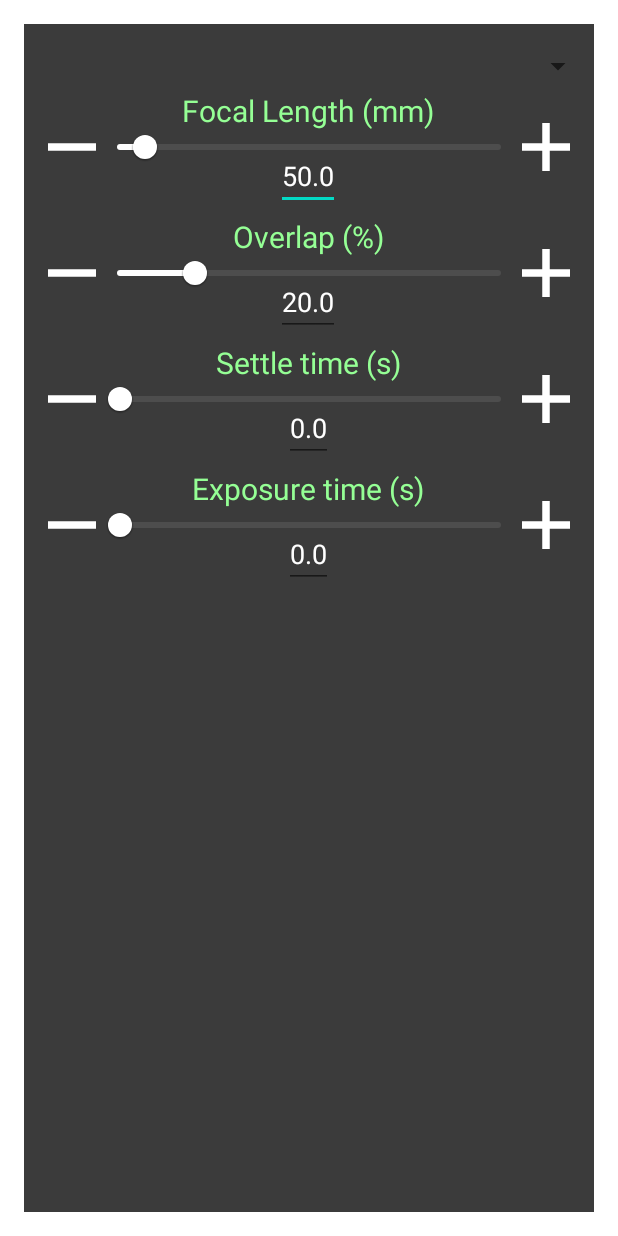
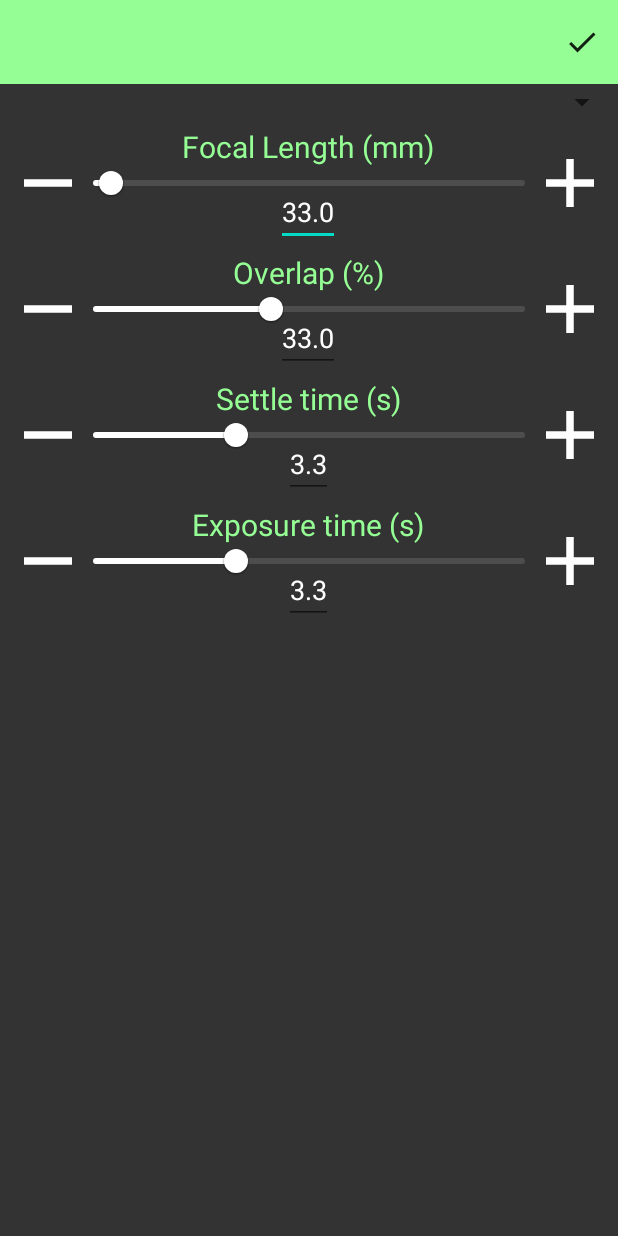
Before and after one commit to karl-johnson/panotroller, an Android app: the layout activity_pano_settings.xml on its own in the app's theme, with its tools: preview values and no code run, on a phone screen of 412 x 824 dp. Run offline under Robolectric (Android 15) with nearby library versions, the phone set to English and light mode, and no system bars.

Commit message:
Settings activity implemented - technically usable

```diff
--- a/android/app/src/main/AndroidManifest.xml
+++ b/android/app/src/main/AndroidManifest.xml
@@ -14,9 +14,11 @@
             android:name=".AcquisitionService"
             android:enabled="true"
             android:exported="true"/>
-
         <activity
             android:name=".ActivityPanoAcquisition"
+            android:screenOrientation="portrait" />
+        <activity
+            android:name=".ActivityPanoramaSettings"
             android:screenOrientation="portrait" />
         <activity
             android:name=".ActivityPanoSetup"
@@ -29,7 +31,6 @@
         <activity android:name=".ActivityMain">
             <intent-filter>
                 <action android:name="android.intent.action.MAIN" />
-
                 <category android:name="android.intent.category.LAUNCHER" />
             </intent-filter>
         </activity>
--- a/android/app/src/main/java/com/example/panotroller/SliderSettingsModule.java
+++ b/android/app/src/main/java/com/example/panotroller/SliderSettingsModule.java
@@ -107,7 +107,7 @@ public class SliderSettingsModule extends ConstraintLayout {
         return false;
     }
 
-    private void setValueTo(float newVal) {
+    public void setValueTo(float newVal) {
         // sets slider value and text, with checks + rounding to step size
         float roundedNewVal = roundToNearest(newVal, slider.getStepSize());
         if(roundedNewVal >= slider.getValueFrom() && roundedNewVal <= slider.getValueTo()) {
--- /dev/null
+++ b/android/app/src/main/res/drawable/ic_baseline_check_24.xml
@@ -0,0 +1,5 @@
+<vector android:height="24dp" android:tint="?attr/colorControlNormal"
+    android:viewportHeight="24" android:viewportWidth="24"
+    android:width="24dp" xmlns:android="http://schemas.android.com/apk/res/android">
+    <path android:fillColor="@android:color/white" android:pathData="M9,16.17L4.83,12l-1.42,1.41L9,19 21,7l-1.41,-1.41z"/>
+</vector>
--- a/android/app/src/main/res/layout/dialog_pano_settings.xml
+++ b/android/app/src/main/res/layout/activity_pano_settings.xml
@@ -4,21 +4,31 @@
     xmlns:tools="http://schemas.android.com/tools"
     android:layout_width="match_parent"
     android:layout_height="match_parent"
-    android:layout_margin="16dp"
-    android:background="#F4333333"
+    android:background="@color/grey_bkd"
     android:orientation="vertical"
     android:showDividers="none">
 
+
+    <androidx.appcompat.widget.Toolbar
+        android:id="@+id/pano_settings_toolbar"
+        android:layout_width="match_parent"
+        android:layout_height="wrap_content"
+        android:background="?attr/colorPrimary"
+        android:minHeight="?attr/actionBarSize"
+        android:theme="?attr/actionBarTheme"
+        app:layout_constraintEnd_toEndOf="parent"
+        app:layout_constraintStart_toStartOf="parent"
+        app:layout_constraintTop_toTopOf="parent"
+        app:menu="@menu/pano_settings_toolbar_menu" />
 
     <LinearLayout
         android:id="@+id/SliderSettingsContainer"
         android:layout_width="match_parent"
         android:layout_height="0dp"
-        android:layout_marginTop="16dp"
         android:orientation="vertical"
         app:layout_constraintEnd_toEndOf="parent"
         app:layout_constraintStart_toStartOf="parent"
-        app:layout_constraintTop_toTopOf="parent">
+        app:layout_constraintTop_toBottomOf="@+id/pano_settings_toolbar">
 
         <Spinner
             android:id="@+id/cameraSpinner"
@@ -32,7 +42,7 @@
             android:layout_height="wrap_content"
             app:stepSize="1"
             app:titleText="Focal Length (mm)"
-            app:value="50"
+            app:value="33"
             app:valueFrom="11"
             app:valueTo="600" />
 
@@ -42,9 +52,9 @@
             android:layout_height="wrap_content"
             app:stepSize="1"
             app:titleText="Overlap (%)"
-            app:value="20"
+            app:value="33"
             app:valueFrom="0"
-            app:valueTo="100" />
+            app:valueTo="80" />
 
         <com.example.panotroller.SliderSettingsModule
             android:id="@+id/settleSlider"
@@ -52,7 +62,7 @@
             android:layout_height="wrap_content"
             app:stepSize="0.1"
             app:titleText="Settle time (s)"
-            app:value="0"
+            app:value="3.3"
             app:valueFrom="0"
             app:valueTo="10" />
 
@@ -62,7 +72,7 @@
             android:layout_height="wrap_content"
             app:stepSize="0.1"
             app:titleText="Exposure time (s)"
-            app:value="0"
+            app:value="3.3"
             app:valueFrom="0"
             app:valueTo="10" />
     </LinearLayout>
--- a/android/app/src/main/res/layout/activity_pano_setup.xml
+++ b/android/app/src/main/res/layout/activity_pano_setup.xml
@@ -16,7 +16,7 @@
         app:layout_constraintEnd_toEndOf="parent"
         app:layout_constraintStart_toStartOf="parent"
         app:layout_constraintTop_toTopOf="parent"
-        app:menu="@menu/pano_setup_menu" />
+        app:menu="@menu/pano_setup_toolbar_menu" />
 
     <io.github.controlwear.virtual.joystick.android.JoystickView
         android:id="@+id/joystick"
--- /dev/null
+++ b/android/app/src/main/res/menu/pano_settings_toolbar_menu.xml
@@ -0,0 +1,10 @@
+<?xml version="1.0" encoding="utf-8"?>
+<menu xmlns:app="http://schemas.android.com/apk/res-auto"
+    xmlns:android="http://schemas.android.com/apk/res/android">
+
+    <item
+        android:id="@+id/pano_settings_OK_button"
+        android:icon="@drawable/ic_baseline_check_24"
+        android:title="OK"
+        app:showAsAction="always" />
+</menu>
```
Also changed, not shown: android/app/src/main/java/com/example/panotroller/ActivityPanoSetup.java (+35 -13 lines), android/app/src/main/java/com/example/panotroller/ActivityPanoramaSettings.java (added, +96 -0 lines), android/app/src/main/java/com/example/panotroller/Panorama.java (+122 -21 lines), android/app/src/main/res/menu/pano_setup_toolbar_menu.xml (renamed from android/app/src/main/res/menu/pano_setup_menu.xml).
